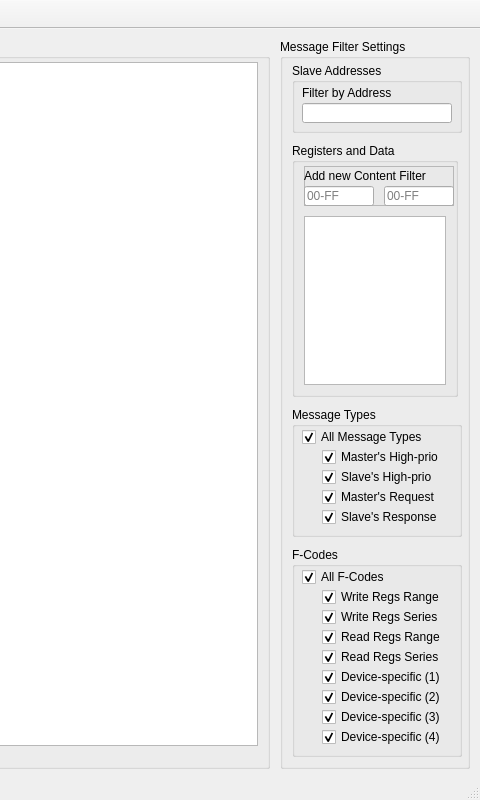
This is src/main/main_window.ui in Clever0ne/CannabusControl as Qt 5 draws it before an edit; both pictures show x 700 to 1180 and y 0 to 800 of the 1180 by 800 pixel window. The edited form follows.
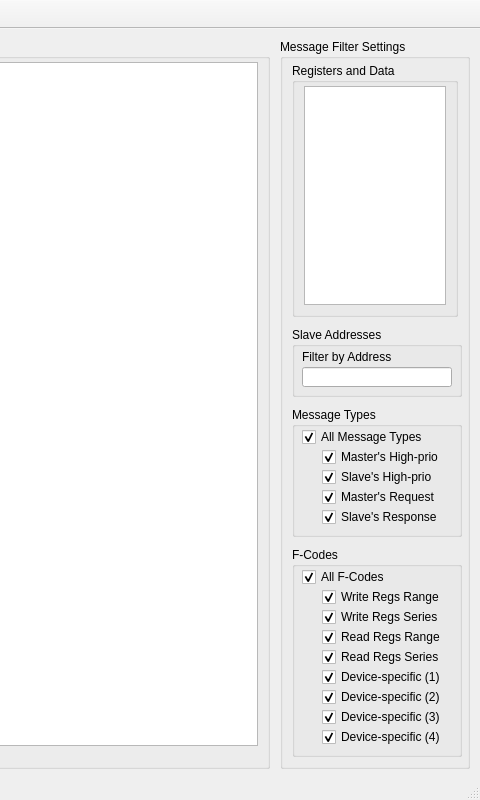
This is the edited form. Icons and pictures are not drawn. Custom widgets are drawn as their Qt base class.

Commit message: Допилил интерфейс фильтра содержимого. Собираюсь выделять фильтры в отдельный класс

Diff of the .ui file:
```diff
--- a/src/main/main_window.ui
+++ b/src/main/main_window.ui
@@ -124,7 +124,7 @@
       <property name="title">
        <string>Message Filter Settings</string>
       </property>
-      <layout class="QVBoxLayout" name="verticalLayout_3" stretch="70,0,150,250">
+      <layout class="QVBoxLayout" name="verticalLayout_3" stretch="0,0,150,250">
        <property name="spacing">
         <number>10</number>
        </property>
@@ -140,48 +140,6 @@
        <property name="bottomMargin">
         <number>9</number>
        </property>
-       <item>
-        <widget class="QGroupBox" name="filterSlaveAddressesBox">
-         <property name="minimumSize">
-          <size>
-           <width>170</width>
-           <height>70</height>
-          </size>
-         </property>
-         <property name="maximumSize">
-          <size>
-           <width>170</width>
-           <height>70</height>
-          </size>
-         </property>
-         <property name="title">
-          <string>Slave Addresses</string>
-         </property>
-         <widget class="QLineEdit" name="filterSlaveAddresses">
-          <property name="geometry">
-           <rect>
-            <x>10</x>
-            <y>40</y>
-            <width>150</width>
-            <height>20</height>
-           </rect>
-          </property>
-         </widget>
-         <widget class="QLabel" name="filterByAddressLabel">
-          <property name="geometry">
-           <rect>
-            <x>10</x>
-            <y>20</y>
-            <width>150</width>
-            <height>20</height>
-           </rect>
-          </property>
-          <property name="text">
-           <string>Filter by Address</string>
-          </property>
-         </widget>
-        </widget>
-       </item>
        <item>
         <widget class="QGroupBox" name="contentFiltersBox">
          <property name="title">
@@ -203,103 +161,6 @@
           <property name="bottomMargin">
            <number>9</number>
           </property>
-          <item>
-           <widget class="QFrame" name="frame">
-            <property name="minimumSize">
-             <size>
-              <width>150</width>
-              <height>40</height>
-             </size>
-            </property>
-            <property name="maximumSize">
-             <size>
-              <width>150</width>
-              <height>40</height>
-             </size>
-            </property>
-            <property name="frameShape">
-             <enum>QFrame::StyledPanel</enum>
-            </property>
-            <property name="frameShadow">
-             <enum>QFrame::Raised</enum>
-            </property>
-            <widget class="QLineEdit" name="filterRegs">
-             <property name="geometry">
-              <rect>
-               <x>0</x>
-               <y>20</y>
-               <width>70</width>
-               <height>20</height>
-              </rect>
-             </property>
-             <property name="minimumSize">
-              <size>
-               <width>70</width>
-               <height>20</height>
-              </size>
-             </property>
-             <property name="maximumSize">
-              <size>
-               <width>70</width>
-               <height>20</height>
-              </size>
-             </property>
-             <property name="placeholderText">
-              <string>00-FF</string>
-             </property>
-            </widget>
-            <widget class="QLineEdit" name="filterData">
-             <property name="geometry">
-              <rect>
-               <x>80</x>
-               <y>20</y>
-               <width>70</width>
-               <height>20</height>
-              </rect>
-             </property>
-             <property name="minimumSize">
-              <size>
-               <width>70</width>
-               <height>20</height>
-              </size>
-             </property>
-             <property name="maximumSize">
-              <size>
-               <width>70</width>
-               <height>20</height>
-              </size>
-             </property>
-             <property name="placeholderText">
-              <string>00-FF</string>
-             </property>
-            </widget>
-            <widget class="QLabel" name="contentFiltersLabel">
-             <property name="geometry">
-              <rect>
-               <x>0</x>
-               <y>0</y>
-               <width>150</width>
-               <height>20</height>
-              </rect>
-             </property>
-             <property name="minimumSize">
-              <size>
-               <width>150</width>
-               <height>20</height>
-              </size>
-             </property>
-             <property name="maximumSize">
-              <size>
-               <width>150</width>
-               <height>20</height>
-              </size>
-             </property>
-             <property name="text">
-              <string>Add new Content Filter</string>
-             </property>
-            </widget>
-           </widget>
-          </item>
           <item>
            <widget class="FiltersList" name="contentFiltersList">
             <property name="font">
@@ -325,6 +186,48 @@
          </layout>
         </widget>
        </item>
+       <item>
+        <widget class="QGroupBox" name="filterSlaveAddressesBox">
+         <property name="minimumSize">
+          <size>
+           <width>170</width>
+           <height>70</height>
+          </size>
+         </property>
+         <property name="maximumSize">
+          <size>
+           <width>170</width>
+           <height>70</height>
+          </size>
+         </property>
+         <property name="title">
+          <string>Slave Addresses</string>
+         </property>
+         <widget class="QLineEdit" name="filterSlaveAddresses">
+          <property name="geometry">
+           <rect>
+            <x>10</x>
+            <y>40</y>
+            <width>150</width>
+            <height>20</height>
+           </rect>
+          </property>
+         </widget>
+         <widget class="QLabel" name="filterByAddressLabel">
+          <property name="geometry">
+           <rect>
+            <x>10</x>
+            <y>20</y>
+            <width>150</width>
+            <height>20</height>
+           </rect>
+          </property>
+          <property name="text">
+           <string>Filter by Address</string>
+          </property>
+         </widget>
+        </widget>
+       </item>
        <item>
         <widget class="QGroupBox" name="filterMsgTypesBox">
          <property name="minimumSize">
```
The commit also changes 5 other files.
